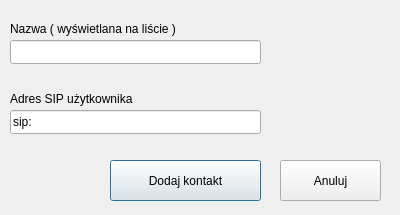
This is src/add_contact_dialog.ui in dmilith/dsipcom as Qt 5 draws it before an edit. The edited form follows.
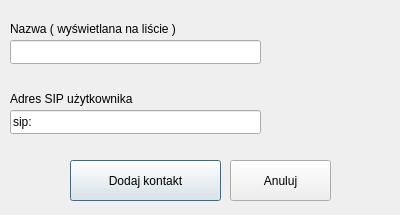
This is the edited form. Icons and pictures are not drawn.

```diff
--- a/src/add_contact_dialog.ui
+++ b/src/add_contact_dialog.ui
@@ -41,7 +41,7 @@
   <widget class="QPushButton" name="add_button" >
    <property name="geometry" >
     <rect>
-     <x>110</x>
+     <x>70</x>
      <y>160</y>
      <width>151</width>
      <height>41</height>
@@ -81,7 +81,7 @@
   <widget class="QPushButton" name="cancel_button" >
    <property name="geometry" >
     <rect>
-     <x>280</x>
+     <x>230</x>
      <y>160</y>
      <width>101</width>
      <height>41</height>
```
